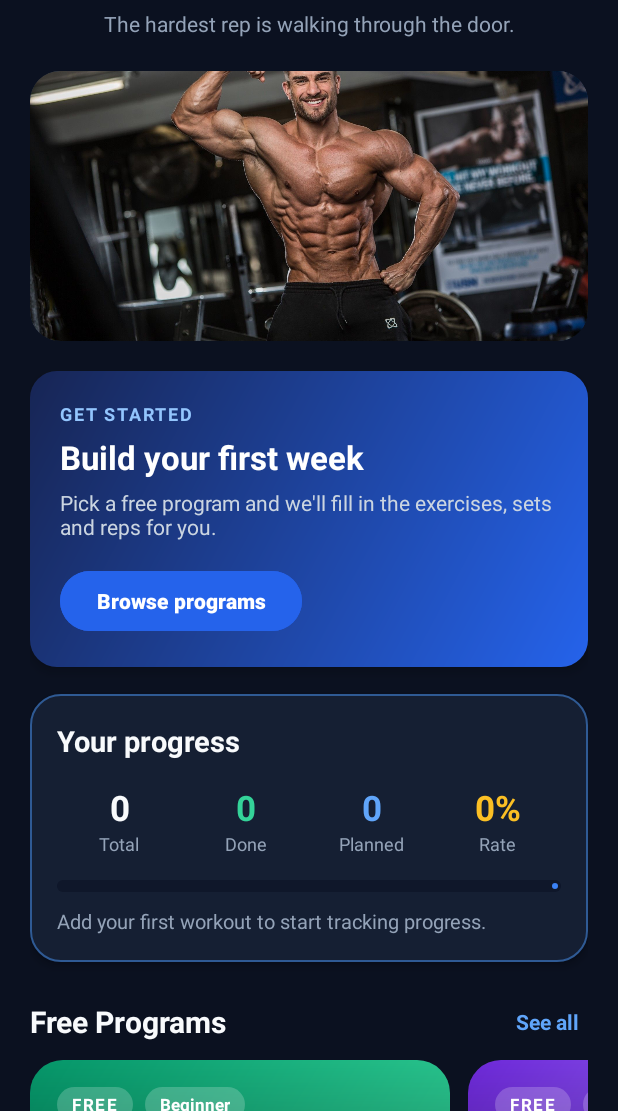
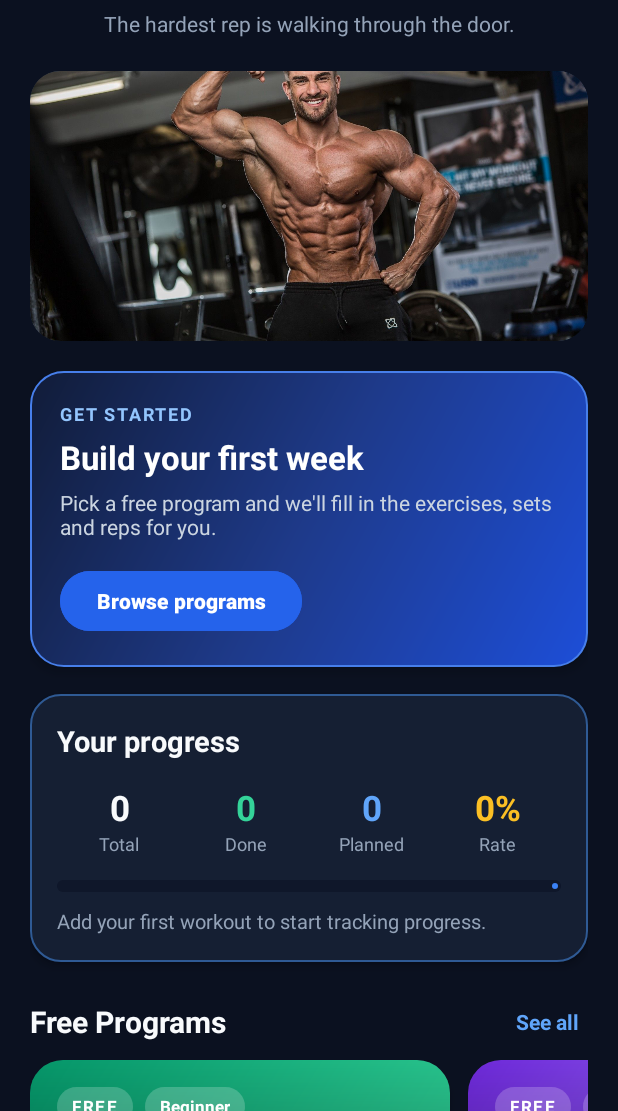
Before and after one commit to hamzamohammad-6r/GymTrackerPro, an Android app: the screen it shows after launch (MainActivity), on a phone screen of 412 x 824 dp, the part 125-1236 px from its top. Run offline under Robolectric (Android 15) with nearby library versions, the phone set to English and light mode, and no system bars; our stand-ins replace Room's generated code.

Commit message:
UI Update v6

```diff
--- a/app/src/main/AndroidManifest.xml
+++ b/app/src/main/AndroidManifest.xml
@@ -3,7 +3,8 @@
 
     <application
         android:allowBackup="true"
-        android:label="GymTrackerPro"
+        android:icon="@mipmap/ic_launcher"
+        android:label="Gym Tracker Pro"
         android:supportsRtl="true"
         android:theme="@style/Theme.GymTrackerPro">
 
@@ -19,7 +20,6 @@
 
             <intent-filter>
                 <action android:name="android.intent.action.MAIN" />
-
                 <category android:name="android.intent.category.LAUNCHER" />
             </intent-filter>
         </activity>
--- a/app/src/main/java/com/example/gymtrackerpro/MainActivity.java
+++ b/app/src/main/java/com/example/gymtrackerpro/MainActivity.java
@@ -55,14 +55,16 @@ public class MainActivity extends AppCompatActivity {
         final String title;
         final String subtitle;
         final int icon;
+        final int photo;
         final String color;
         final Class<? extends Activity> target;
 
-        Tile(String title, String subtitle, int icon,
+        Tile(String title, String subtitle, int icon, int photo,
              String color, Class<? extends Activity> target) {
             this.title = title;
             this.subtitle = subtitle;
             this.icon = icon;
+            this.photo = photo;
             this.color = color;
             this.target = target;
         }
@@ -175,29 +177,36 @@ public class MainActivity extends AppCompatActivity {
 
         Tile[] tiles = {
                 new Tile("Programs", "Free plans to follow",
-                        R.drawable.ic_tile_programs, "#FBBF24",
-                        ProgramsActivity.class),
+                        R.drawable.ic_tile_programs, R.drawable.photo_programs,
+                        "#FBBF24", ProgramsActivity.class),
+
                 new Tile("My Workouts", "Plan your training days",
-                        R.drawable.ic_tile_workouts, "#60A5FA",
-                        WorkoutsActivity.class),
+                        R.drawable.ic_tile_workouts, R.drawable.photo_workouts,
+                        "#60A5FA", WorkoutsActivity.class),
+
                 new Tile("Exercises", "Your exercise library",
-                        R.drawable.ic_tile_exercises, "#34D399",
-                        ExercisesActivity.class),
+                        R.drawable.ic_tile_exercises, R.drawable.photo_exercises,
+                        "#34D399", ExercisesActivity.class),
+
                 new Tile("Workout Plan", "Sets, reps and weights",
-                        R.drawable.ic_tile_plan, "#A78BFA",
-                        WorkoutExercisesActivity.class),
+                        R.drawable.ic_tile_plan, R.drawable.photo_plan,
+                        "#A78BFA", WorkoutExercisesActivity.class),
+
                 new Tile("History", "Look back at your work",
-                        R.drawable.ic_tile_history, "#38BDF8",
-                        WorkoutHistoryActivity.class),
+                        R.drawable.ic_tile_history, R.drawable.photo_history,
+                        "#38BDF8", WorkoutHistoryActivity.class),
+
                 new Tile("Music", "A playlist per workout",
-                        R.drawable.ic_tile_music, "#F472B6",
-                        WorkoutMusicActivity.class),
+                        R.drawable.ic_tile_music, R.drawable.photo_music,
+                        "#F472B6", WorkoutMusicActivity.class),
+
                 new Tile("Goals", "Set targets and hit them",
-                        R.drawable.ic_tile_goals, "#FB923C",
-                        GoalsActivity.class),
+                        R.drawable.ic_tile_goals, R.drawable.photo_goals,
+                        "#FB923C", GoalsActivity.class),
+
                 new Tile("Profile", "Your personal details",
-                        R.drawable.ic_tile_profile, "#94A3B8",
-                        ProfileActivity.class)
+                        R.drawable.ic_tile_profile, R.drawable.photo_profile,
+                        "#94A3B8", ProfileActivity.class)
         };
 
         for (int i = 0; i < tiles.length; i += 2) {
@@ -236,6 +245,10 @@ public class MainActivity extends AppCompatActivity {
                 .inflate(R.layout.item_home_tile, parent, false);
 
         int color = Color.parseColor(tile.color);
+
+        ImageView photo = view.findViewById(R.id.imageTilePhoto);
+        photo.setImageResource(tile.photo);
+        photo.setScaleType(ImageView.ScaleType.CENTER_CROP);
 
         ImageView icon = view.findViewById(R.id.imageTileIcon);
         icon.setImageResource(tile.icon);
--- a/app/src/main/res/drawable/bg_today_card.xml
+++ b/app/src/main/res/drawable/bg_today_card.xml
@@ -2,13 +2,18 @@
 <shape xmlns:android="http://schemas.android.com/apk/res/android"
     android:shape="rectangle">
 
-    <corners android:radius="18dp" />
+    <corners android:radius="22dp" />
 
     <gradient
         android:angle="135"
-        android:startColor="#2563EB"
-        android:endColor="#172554"
+        android:startColor="#1D4ED8"
+        android:centerColor="#1E3A8A"
+        android:endColor="#111C38"
         android:type="linear" />
+
+    <stroke
+        android:width="1dp"
+        android:color="#477FEA" />
 
     <padding
         android:left="16dp"
--- a/app/src/main/res/layout/item_program_card.xml
+++ b/app/src/main/res/layout/item_program_card.xml
@@ -7,21 +7,25 @@
     android:layout_height="176dp"
     android:clickable="true"
     android:focusable="true"
+    android:foreground="?attr/selectableItemBackground"
     app:cardBackgroundColor="@color/gt_surface"
     app:cardCornerRadius="22dp"
-    app:cardElevation="0dp">
+    app:cardElevation="3dp"
+    app:cardUseCompatPadding="false"
+    app:strokeColor="#334A70"
+    app:strokeWidth="1dp">
 
     <FrameLayout
         android:layout_width="match_parent"
         android:layout_height="match_parent">
 
-        <!-- Gradient cover, set from code -->
+        <!-- Existing program cover gradient -->
         <View
             android:id="@+id/viewCover"
             android:layout_width="match_parent"
             android:layout_height="match_parent" />
 
-        <!-- Big faded picture in the corner -->
+        <!-- Decorative program artwork -->
         <ImageView
             android:id="@+id/imageDeco"
             android:layout_width="150dp"
@@ -33,7 +37,7 @@
             android:importantForAccessibility="no"
             android:scaleType="fitCenter" />
 
-        <!-- Keeps white text readable on bright gradients -->
+        <!-- Keeps text readable over the cover -->
         <View
             android:layout_width="match_parent"
             android:layout_height="match_parent"
@@ -45,9 +49,11 @@
             android:orientation="vertical"
             android:padding="18dp">
 
+            <!-- Program labels -->
             <LinearLayout
                 android:layout_width="wrap_content"
                 android:layout_height="wrap_content"
+                android:gravity="center_vertical"
                 android:orientation="horizontal">
 
                 <TextView
@@ -55,14 +61,14 @@
                     android:layout_height="wrap_content"
                     android:background="@drawable/bg_pill"
                     android:paddingStart="10dp"
-                    android:paddingTop="4dp"
+                    android:paddingTop="5dp"
                     android:paddingEnd="10dp"
-                    android:paddingBottom="4dp"
+                    android:paddingBottom="5dp"
+                    android:letterSpacing="0.1"
                     android:text="FREE"
                     android:textColor="@color/white"
                     android:textSize="11sp"
-                    android:textStyle="bold"
-                    android:letterSpacing="0.1" />
+                    android:textStyle="bold" />
 
                 <TextView
                     android:id="@+id/textProgramLevel"
@@ -71,9 +77,9 @@
                     android:layout_marginStart="8dp"
                     android:background="@drawable/bg_pill"
                     android:paddingStart="10dp"
-                    android:paddingTop="4dp"
+                    android:paddingTop="5dp"
                     android:paddingEnd="10dp"
-                    android:paddingBottom="4dp"
+                    android:paddingBottom="5dp"
                     android:textColor="@color/white"
                     android:textSize="11sp"
                     android:textStyle="bold" />
@@ -85,26 +91,33 @@
                 android:layout_height="0dp"
                 android:layout_weight="1" />
 
+            <!-- Program name -->
             <TextView
                 android:id="@+id/textProgramTitle"
                 android:layout_width="match_parent"
                 android:layout_height="wrap_content"
+                android:ellipsize="end"
                 android:maxLines="1"
-                android:ellipsize="end"
+                android:shadowColor="#80000000"
+                android:shadowDx="0"
+                android:shadowDy="1"
+                android:shadowRadius="3"
                 android:textColor="@color/white"
-                android:textSize="21sp"
+                android:textSize="22sp"
                 android:textStyle="bold" />
 
+            <!-- Short description -->
             <TextView
                 android:id="@+id/textProgramTagline"
                 android:layout_width="match_parent"
                 android:layout_height="wrap_content"
-                android:layout_marginTop="2dp"
+                android:layout_marginTop="3dp"
+                android:ellipsize="end"
                 android:maxLines="1"
-                android:ellipsize="end"
                 android:textColor="#F1F5F9"
                 android:textSize="13sp" />
 
+            <!-- Workout schedule -->
             <TextView
                 android:id="@+id/textProgramMeta"
                 android:layout_width="match_parent"
```
Also changed, not shown: app/src/main/res/drawable/bg_home_tile.xml (added, +19 -0 lines), app/src/main/res/layout/item_home_tile.xml (+24 -11 lines), app/src/main/res/drawable-nodpi/photo_exercises.jpg (added), app/src/main/res/drawable-nodpi/photo_goals.jpg (added), app/src/main/res/drawable-nodpi/photo_history.jpg (added), app/src/main/res/drawable-nodpi/photo_music.jpg (added), app/src/main/res/drawable-nodpi/photo_plan.jpg (added), app/src/main/res/drawable-nodpi/photo_profile.jpg (added), app/src/main/res/drawable-nodpi/photo_workouts.jpg (added), 1 other file.
